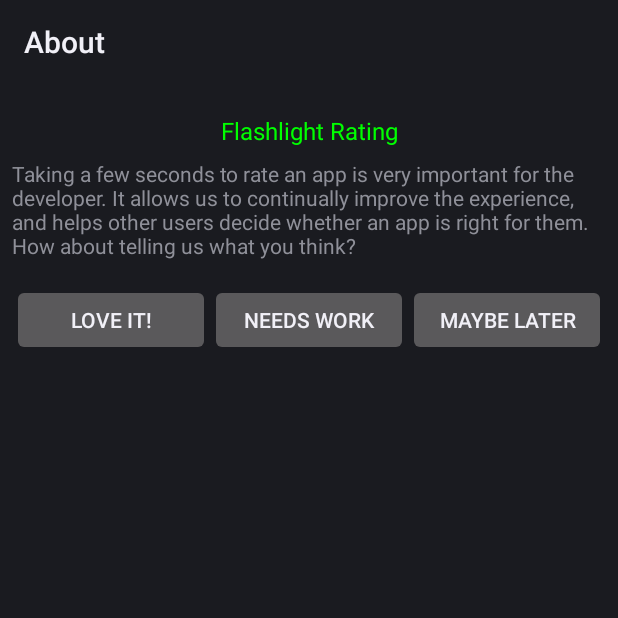
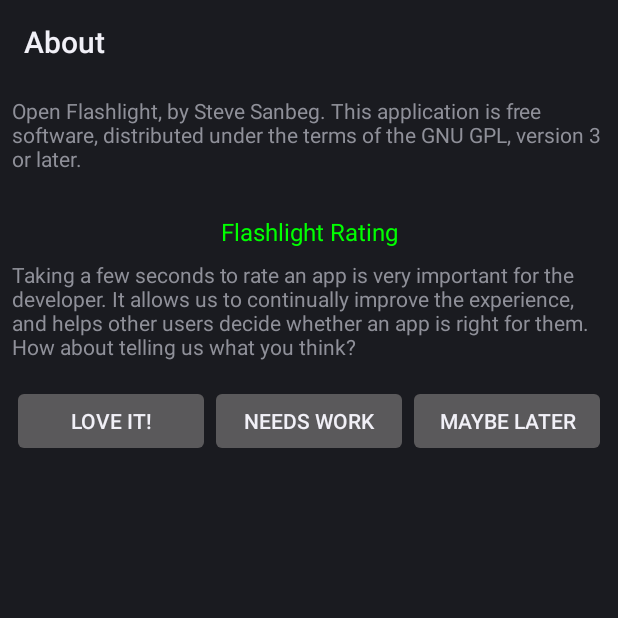
Before and after one commit to sanbeg/flashlight, an Android app: the AboutActivity screen opened directly, with no data from a screen before it, on a phone screen of 412 x 824 dp, the top half of it. Run offline under Robolectric (Android 15) with nearby library versions, the phone set to English and light mode, and no system bars.

Commit message:
update strings

```diff
--- a/app/src/main/res/layout/about.xml
+++ b/app/src/main/res/layout/about.xml
@@ -3,6 +3,11 @@
     android:layout_width="fill_parent"
     android:layout_height="fill_parent"
     android:orientation="vertical" >
+    <TextView
+        android:layout_width="match_parent"
+        android:layout_height="wrap_content"
+        android:layout_margin="8dp"
+        android:text="@string/about_intro_text"/>
     <TextView
         android:paddingTop="20dip"
         android:layout_width="fill_parent"
--- a/app/src/main/res/values/strings.xml
+++ b/app/src/main/res/values/strings.xml
@@ -1,6 +1,6 @@
 <?xml version="1.0" encoding="utf-8"?>
 <resources>
-    <string name="app_name">Open FlashLight</string>
+    <string name="app_name">Open Flashlight</string>
     <string name="title_activity_settings">Settings</string>
 
     <!-- Strings related to Settings -->
@@ -18,4 +18,5 @@
     <string name="about_neg_button_text">Needs Work</string>
     <string name="about_meh_btn_text">Maybe Later</string>
     <string name="about_rate_heading">Flashlight Rating</string>
+    <string name="about_intro_text">Open Flashlight, by Steve Sanbeg.  This application is free software, distributed under the terms of the GNU GPL, version 3 or later.</string>
 </resources>
```
